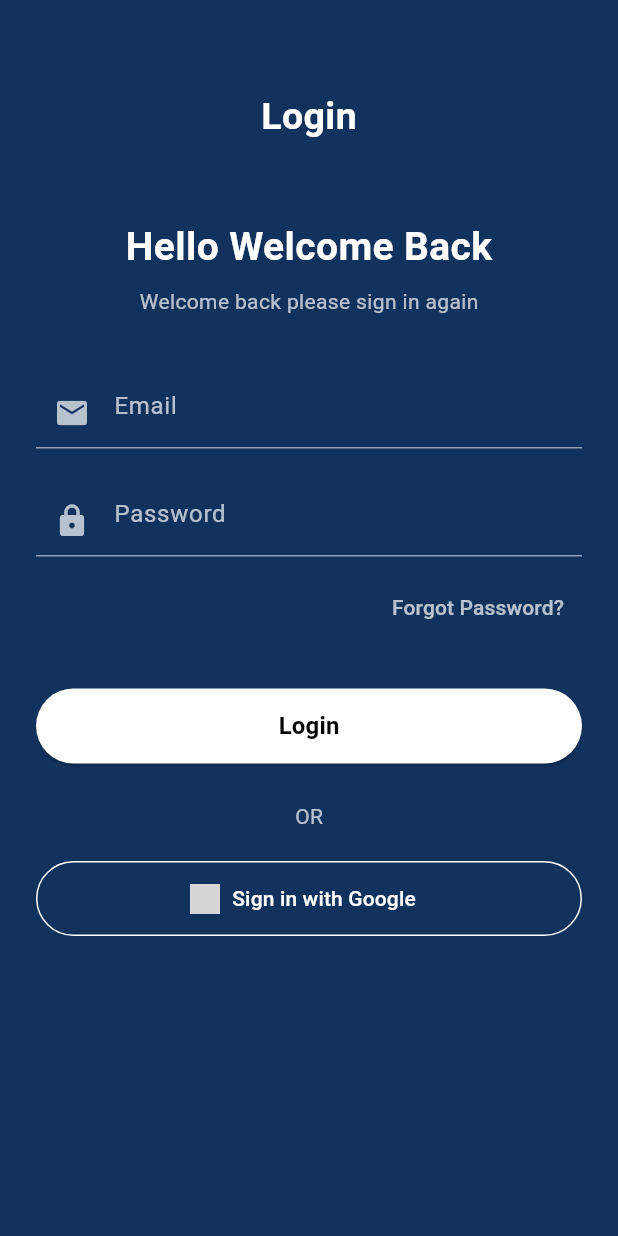
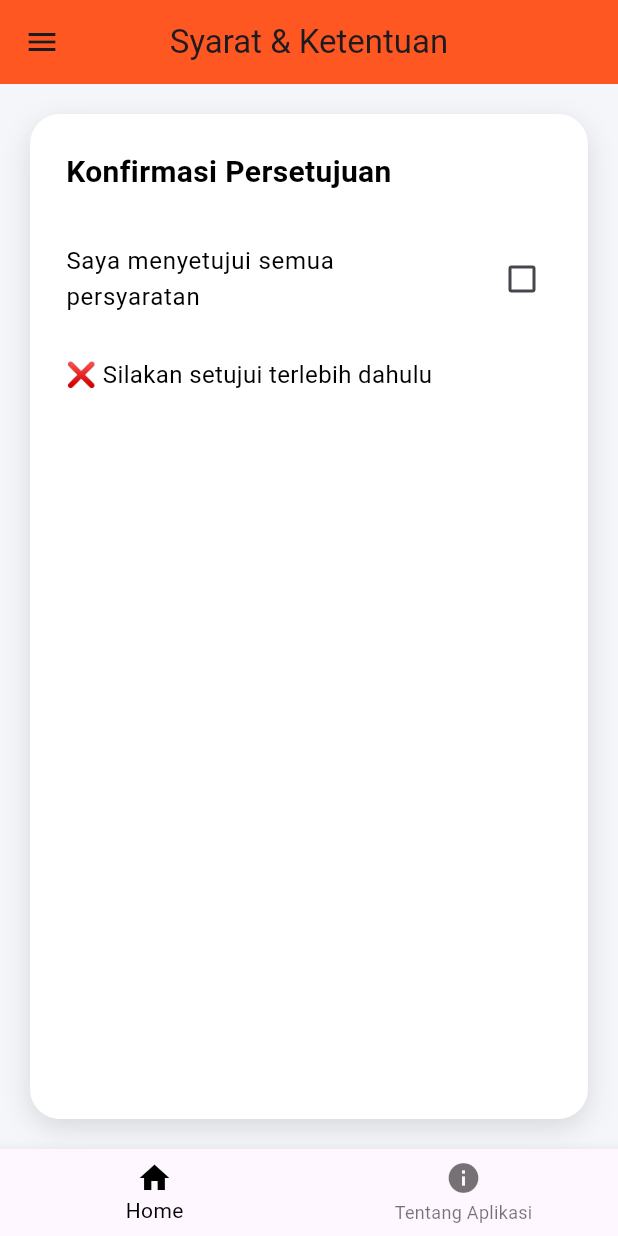
Before and after one commit to nblksy/belajar_flutter, a Flutter app: the screen it shows after launch, on a phone screen of 412 x 824 dp. Run offline on Flutter 3.47's test engine with Material 3 defaults, Android fonts, the phone set to English and light mode, and no system bars; grey boxes are pictures that could not be loaded.

Commit message:
page tentang aplikasi

```diff
--- a/lib/main.dart
+++ b/lib/main.dart
@@ -3,7 +3,12 @@
 // import 'package:belajar_flutter/tugas_3/tugas_3.dart';
 // import 'package:belajar_flutter/tugas_4/tugas_4.dart';
 // import 'package:belajar_flutter/tugas_5/tugas_5.dart';
-import 'package:belajar_flutter/tugas_6/login.dart';
+// import 'package:belajar_flutter/tugas_5/tugas_5.dart';
+// import 'package:belajar_flutter/tugas_6/login.dart';
+// import 'package:belajar_flutter/tugas_7/tugas_7.dart';
+import 'package:belajar_flutter/tugas_7/tentang_aplikasi.dart';
+import 'package:belajar_flutter/tugas_7/tugas_7.dart';
+import 'package:belajar_flutter/tugas_8/tugas_8.dart';
 import 'package:flutter/material.dart';
 
 void main() {
@@ -17,7 +22,7 @@ class MyApp extends StatelessWidget {
   @override
   Widget build(BuildContext context) {
     return MaterialApp(
-      title: 'Tugas 6',
+      title: 'Tugas 7 & 8',
       theme: ThemeData(
         // This is the theme of your application.
         //
@@ -36,7 +41,7 @@ class MyApp extends StatelessWidget {
         // tested with just a hot reload.
         colorScheme: .fromSeed(seedColor: Colors.deepPurple),
       ),
-      home: Tugas6Flutter(),
+      home: Tugas8Flutter(),
     );
   }
 }
--- a/lib/tugas_6/login.dart
+++ b/lib/tugas_6/login.dart
@@ -79,9 +79,9 @@ class Tugas6Flutter extends StatelessWidget {
                 alignment: Alignment.centerRight,
                 child: TextButton(
                   onPressed: () {
-                    // ScaffoldMessenger.of(context).showSnackBar(
-                    //   SnackBar(content: Text("Forgot Password Clicked")),
-                    // );
+                    ScaffoldMessenger.of(context).showSnackBar(
+                      SnackBar(content: Text("Forgot Password Success")),
+                    );
                   },
                   child: Text(
                     "Forgot Password?",
@@ -138,11 +138,9 @@ class Tugas6Flutter extends StatelessWidget {
                     ),
                   ),
                   onPressed: () {
-                    // ScaffoldMessenger.of(context).showSnackBar(
-                    //    SnackBar(
-                    //     content: Text("Sign in with Google Clicked"),
-                    //   ),
-                    // );
+                    ScaffoldMessenger.of(context).showSnackBar(
+                      SnackBar(content: Text("Sign in with Google Success")),
+                    );
                     // notif buat di klik
                   },
                   icon: Image.network(
--- /dev/null
+++ b/lib/tugas_7/tentang_aplikasi.dart
@@ -0,0 +1,37 @@
+import 'package:flutter/material.dart';
+
+class TentangAplikasi extends StatelessWidget {
+  const TentangAplikasi({super.key});
+
+  @override
+  Widget build(BuildContext context) {
+    return Scaffold(
+      appBar: AppBar(
+        title: Text("Tentang Aplikasi"),
+        centerTitle: true,
+        elevation: 0,
+        backgroundColor: Colors.deepOrange,
+      ),
+      body: const Padding(
+        padding: EdgeInsets.all(16),
+        child: Column(
+          mainAxisAlignment: MainAxisAlignment.center,
+          children: [
+            Text(
+              "Aplikasi Form Interaktif",
+              style: TextStyle(fontSize: 22, fontWeight: FontWeight.bold),
+            ),
+            SizedBox(height: 10),
+            Text(
+              "Aplikasi ini dibuat untuk memenuhi tugas Flutter "
+              "7 dan 8.",
+            ),
+            SizedBox(height: 20),
+            Text("Pembuat: Nabilah Lakeisha Syifa"),
+            Text("Versi: 1.0.0"),
+          ],
+        ),
+      ),
+    );
+  }
+}
--- /dev/null
+++ b/lib/tugas_7/tugas_7.dart
@@ -0,0 +1,314 @@
+import 'package:flutter/material.dart';
+import 'package:intl/intl.dart';
+
+class Tugas7Flutter extends StatefulWidget {
+  const Tugas7Flutter({super.key});
+
+  @override
+  State<Tugas7Flutter> createState() => _Tugas7FlutterState();
+}
+
+class _Tugas7FlutterState extends State<Tugas7Flutter> {
+  int selectedMenu = 0;
+
+  bool isChecked = false;
+  bool isDarkMode = false;
+  String? selectedKategori;
+  DateTime? selectedDate;
+  TimeOfDay? selectedTime;
+
+  Color get textColor => isDarkMode ? Colors.white : Colors.black;
+
+  @override
+  Widget build(BuildContext context) {
+    return Scaffold(
+      backgroundColor: isDarkMode
+          ? const Color(0xff121212)
+          : const Color(0xffF4F6FA),
+      appBar: AppBar(
+        title: Text(getTitle()),
+        centerTitle: true,
+        elevation: 0,
+        backgroundColor: Colors.deepOrange,
+      ),
+      drawer: Drawer(
+        child: ListView(
+          padding: EdgeInsets.zero,
+          children: [
+            const DrawerHeader(
+              decoration: BoxDecoration(
+                gradient: LinearGradient(
+                  colors: [Colors.deepOrange, Colors.orange],
+                ),
+              ),
+              child: Align(
+                alignment: Alignment.bottomLeft,
+                child: Text(
+                  "Menu Input",
+                  style: TextStyle(color: Colors.white, fontSize: 22),
+                ),
+              ),
+            ),
+            menuItem(Icons.check_box, "Checkbox", 0),
+            menuItem(Icons.dark_mode, "Switch", 1),
+            menuItem(Icons.list, "Dropdown", 2),
+            menuItem(Icons.calendar_today, "Tanggal", 3),
+            menuItem(Icons.access_time, "Jam", 4),
+          ],
+        ),
+      ),
+      body: Padding(
+        padding: const EdgeInsets.all(20),
+        child: Container(
+          width: double.infinity,
+          padding: const EdgeInsets.all(24),
+          decoration: BoxDecoration(
+            color: isDarkMode ? const Color(0xff1E1E1E) : Colors.white,
+            borderRadius: BorderRadius.circular(20),
+            boxShadow: const [
+              BoxShadow(
+                color: Colors.black12,
+                blurRadius: 15,
+                offset: Offset(0, 6),
+              ),
+            ],
+          ),
+          child: buildBody(),
+        ),
+      ),
+    );
+  }
+
+  Widget menuItem(IconData icon, String title, int index) {
+    return ListTile(
+      leading: Icon(
+        icon,
+        color: selectedMenu == index ? Colors.deepOrange : Colors.grey,
+      ),
+      title: Text(
+        title,
+        style: TextStyle(
+          fontWeight: selectedMenu == index
+              ? FontWeight.bold
+              : FontWeight.normal,
+        ),
+      ),
+      selected: selectedMenu == index,
+      selectedTileColor: Colors.deepOrange.shade100,
+      onTap: () {
+        setState(() {
+          selectedMenu = index;
+        });
+        Navigator.pop(context);
+      },
+    );
+  }
+
+  String getTitle() {
+    switch (selectedMenu) {
+      case 0:
+        return "Syarat & Ketentuan";
+      case 1:
+        return "Mode Tampilan";
+      case 2:
+        return "Pilih Kategori";
+      case 3:
+        return "Tanggal Lahir";
+      case 4:
+        return "Atur Pengingat";
+      default:
+        return "";
+    }
+  }
+
+  Widget sectionTitle(String title) {
+    return Text(
+      title,
+      style: TextStyle(
+        fontSize: 20,
+        fontWeight: FontWeight.bold,
+        color: textColor,
+      ),
+    );
+  }
+
+  Widget buildBody() {
+    switch (selectedMenu) {
+      case 0:
+        return Column(
+          crossAxisAlignment: CrossAxisAlignment.start,
+          children: [
+            sectionTitle("Konfirmasi Persetujuan"),
+            const SizedBox(height: 25),
+            CheckboxListTile(
+              value: isChecked,
+              contentPadding: EdgeInsets.zero,
+              title: Text(
+                "Saya menyetujui semua persyaratan",
+                style: TextStyle(color: textColor),
+              ),
+              onChanged: (value) {
+                setState(() {
+                  isChecked = value!;
+                });
+              },
+            ),
+            const SizedBox(height: 20),
+            Text(
+              isChecked
+                  ? "✅ Anda bisa melanjutkan"
+                  : "❌ Silakan setujui terlebih dahulu",
+              style: TextStyle(fontSize: 16, color: textColor),
+            ),
+          ],
+        );
+
+      case 1:
+        return Column(
+          crossAxisAlignment: CrossAxisAlignment.start,
+          children: [
+            sectionTitle("Pengaturan Tampilan"),
+            const SizedBox(height: 25),
+            SwitchListTile(
+              contentPadding: EdgeInsets.zero,
+              value: isDarkMode,
+              title: Text(
+                "Aktifkan Mode Gelap",
+                style: TextStyle(color: textColor),
+              ),
+              onChanged: (value) {
+                setState(() {
+                  isDarkMode = value;
+                });
+              },
+            ),
+            const SizedBox(height: 20),
+            Text(
+              isDarkMode ? "🌙 Mode Gelap Aktif" : "☀️ Mode Terang Aktif",
+              style: TextStyle(
+                fontSize: 16,
+                fontWeight: FontWeight.bold,
+                color: textColor,
+              ),
+            ),
+          ],
+        );
+
+      case 2:
+        return Column(
+          crossAxisAlignment: CrossAxisAlignment.start,
+          children: [
+            sectionTitle("Kategori Produk"),
+            const SizedBox(height: 25),
+            DropdownButton<String>(
+              value: selectedKategori,
+              hint: Text("Pilih Kategori", style: TextStyle(color: textColor)),
+              isExpanded: true,
+              dropdownColor: isDarkMode
+                  ? const Color(0xff1E1E1E)
+                  : Colors.white,
+              items: ["Elektronik", "Pakaian", "Makanan", "Lainnya"]
+                  .map(
+                    (e) => DropdownMenuItem(
+                      value: e,
+                      child: Text(e, style: TextStyle(color: textColor)),
+                    ),
+                  )
+                  .toList(),
+              onChanged: (value) {
+                setState(() {
+                  selectedKategori = value;
+                });
+              },
+            ),
+            const SizedBox(height: 20),
+            Text(
+              selectedKategori != null
+                  ? "Anda memilih kategori: $selectedKategori"
+                  : "❌ Belum memilih kategori",
+              style: TextStyle(fontSize: 16, color: textColor),
+            ),
+          ],
+        );
+
+      case 3:
+        return Column(
+          crossAxisAlignment: CrossAxisAlignment.start,
+          children: [
+            sectionTitle("Pilih Tanggal Lahir"),
+            const SizedBox(height: 25),
+            SizedBox(
+              width: double.infinity,
+              child: ElevatedButton(
+                style: ElevatedButton.styleFrom(
+                  padding: const EdgeInsets.symmetric(vertical: 14),
+                  backgroundColor: Colors.deepOrange,
+                ),
+                onPressed: () async {
+                  DateTime? picked = await showDatePicker(
+                    context: context,
+                    initialDate: DateTime.now(),
+                    firstDate: DateTime(1900),
+                    lastDate: DateTime(2100),
+                  );
+                  if (picked != null) {
+                    setState(() {
+                      selectedDate = picked;
+                    });
+                  }
+                },
+                child: const Text("Pilih Tanggal"),
+              ),
+            ),
+            const SizedBox(height: 20),
+            Text(
+              selectedDate != null
+                  ? "Tanggal Lahir: ${DateFormat('dd MMMM yyyy').format(selectedDate!)}"
+                  : "❌ Belum memilih tanggal",
+              style: TextStyle(fontSize: 16, color: textColor),
+            ),
+          ],
+        );
+
+      case 4:
+        return Column(
+          crossAxisAlignment: CrossAxisAlignment.start,
+          children: [
+            sectionTitle("Atur Waktu Pengingat"),
+            const SizedBox(height: 25),
+            SizedBox(
+              width: double.infinity,
+              child: ElevatedButton(
+                style: ElevatedButton.styleFrom(
+                  padding: const EdgeInsets.symmetric(vertical: 14),
+                  backgroundColor: Colors.deepOrange,
+                ),
+                onPressed: () async {
+                  TimeOfDay? picked = await showTimePicker(
+                    context: context,
+                    initialTime: TimeOfDay.now(),
+                  );
+                  if (picked != null) {
+                    setState(() {
+                      selectedTime = picked;
+                    });
+                  }
+                },
+                child: const Text("Pilih Waktu"),
+              ),
+            ),
+            const SizedBox(height: 20),
+            Text(
+              selectedTime != null
+                  ? "✅ Waktu pengingat diset: ${selectedTime!.format(context)}"
+                  : "❌ Belum memilih waktu",
+              style: TextStyle(fontSize: 16, color: textColor),
+            ),
+          ],
+        );
+
+      default:
+        return const SizedBox();
+    }
+  }
+}
--- /dev/null
+++ b/lib/tugas_8/tugas_8.dart
@@ -0,0 +1,51 @@
+import 'package:belajar_flutter/tugas_7/tentang_aplikasi.dart';
+import 'package:belajar_flutter/tugas_7/tugas_7.dart';
+import 'package:flutter/material.dart';
+
+class Tugas8Flutter extends StatefulWidget {
+  const Tugas8Flutter({super.key});
+
+  @override
+  State<Tugas8Flutter> createState() => _Tugas8Flutter();
+}
+
+class _Tugas8Flutter extends State<Tugas8Flutter> {
+  int _currentIndex = 0;
+  void ontapItem(int index) {
+    _currentIndex = index;
+    setState(() {});
+  }
+
+  final List<Widget> listWidget = [
+    Tugas7Flutter(),
+    TentangAplikasi(),
+    // Text("data 3"),
+    // Text("data 3"),
+  ];
+
+  @override
+  Widget build(BuildContext context) {
+    return Scaffold(
+      body: listWidget.elementAt(_currentIndex),
+
+      bottomNavigationBar: BottomNavigationBar(
+        items: [
+          BottomNavigationBarItem(
+            icon: Icon(Icons.home),
+            label: "Home",
+            backgroundColor: Colors.blue,
+          ),
+          BottomNavigationBarItem(
+            icon: Icon(Icons.info),
+            label: "Tentang Aplikasi",
+            backgroundColor: Colors.blue,
+          ),
+        ],
+        selectedItemColor: Colors.black,
+        selectedIconTheme: IconThemeData(color: Colors.black),
+        currentIndex: _currentIndex,
+        onTap: ontapItem,
+      ),
+    );
+  }
+}
--- a/pubspec.yaml
+++ b/pubspec.yaml
@@ -28,6 +28,7 @@ environment:
 # the latest version available on pub.dev. To see which dependencies have newer
 # versions available, run `flutter pub outdated`.
 dependencies:
+  intl: ^0.18.1
   flutter:
     sdk: flutter
 
```
Also changed, not shown: lib/tugas_6/home_page.dart (+2 -7 lines), pubspec.lock, 1 other file.
